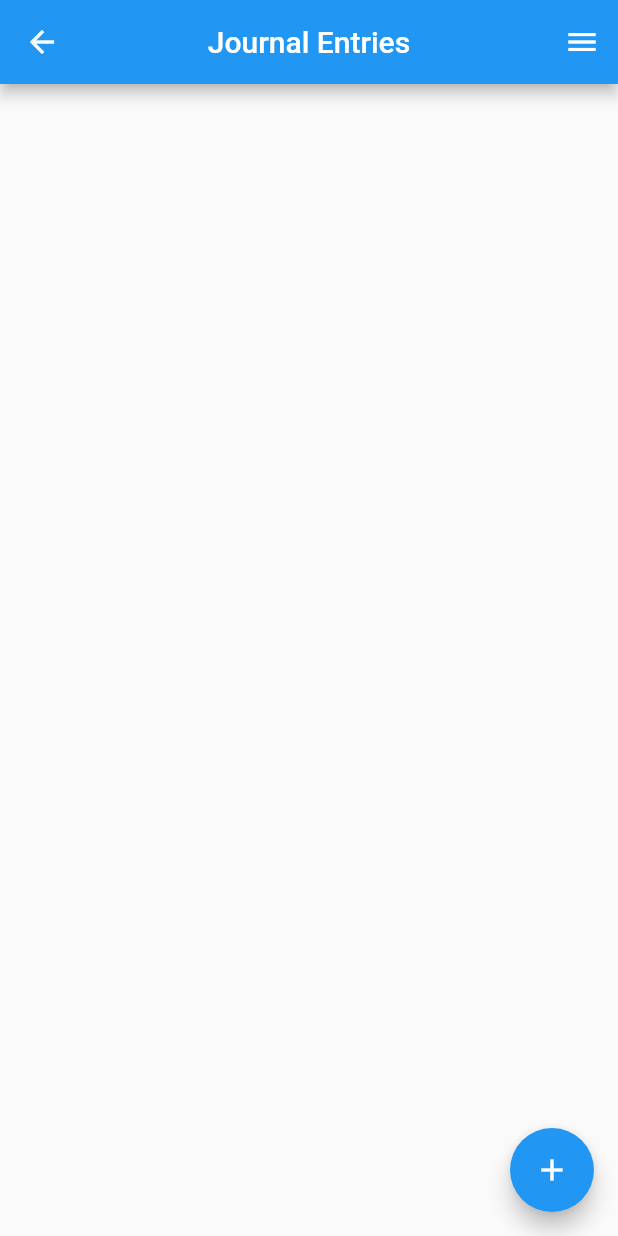
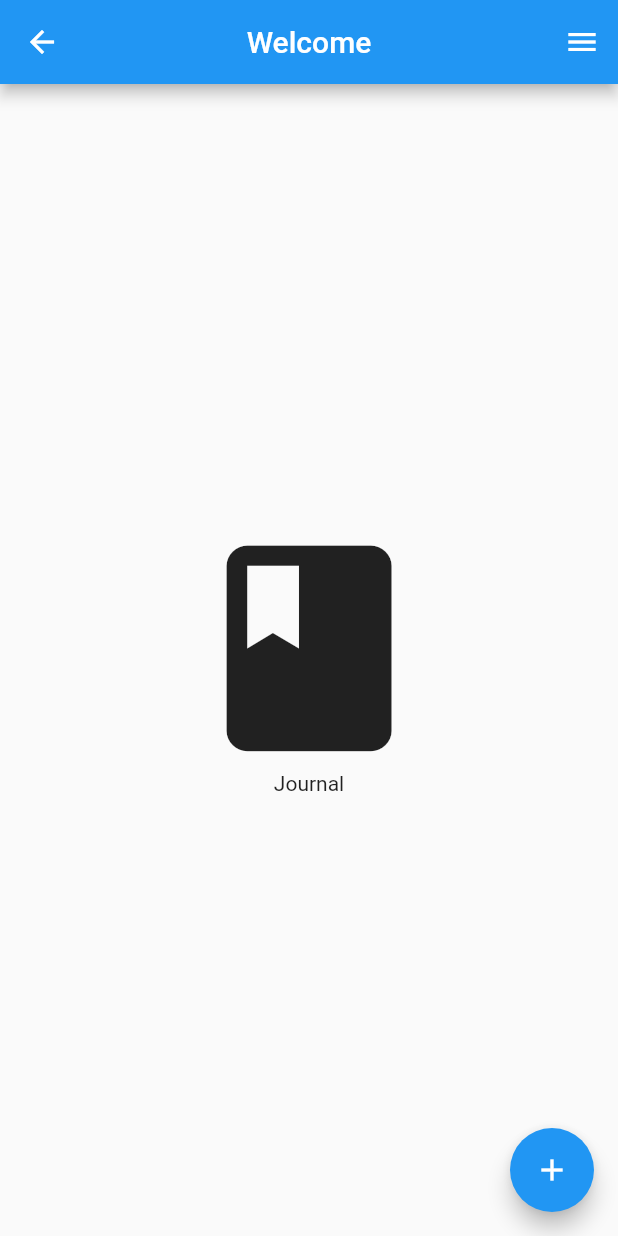
Before and after one commit to anderja8/flutterJournal, a Flutter app: the EntriesScreen screen opened by its route, on a phone screen of 412 x 824 dp. Run offline on Flutter 3.47's test engine with Material 2 defaults, Android fonts, the phone set to English and light mode, and no system bars; our stand-ins replace shared_preferences, sqflite; accounts and stored records are empty.

```diff
--- a/lib/screens/EntriesScreen.dart
+++ b/lib/screens/EntriesScreen.dart
@@ -1,10 +1,9 @@
 import 'package:flutter/cupertino.dart';
 import 'package:flutter/material.dart';
-import 'package:intl/intl.dart';
 import '../JournalFormFAB.dart';
+import '../JournalListWidgets.dart';
 import '../models/JournalEntry.dart';
 import '../services/DatabaseManager.dart';
-import '../screens/DetailsScreen.dart';
 import '../ThemeSelectorDrawer.dart';
 
 class EntriesScreen extends StatefulWidget {
@@ -19,114 +18,33 @@ class _EntriesScreenState extends State<EntriesScreen> {
 
   @override
   Widget build(BuildContext context) {
+    return FutureBuilder(
+        initialData: 0,
+        future: loadJournalEntries(),
+        builder: (context, snapshot) {
           return Scaffold(
             appBar: AppBar(
-        title: const Text('Journal Entries'),
+              title: snapshot.data == 0
+                  ? const Text('Welcome')
+                  : const Text('Journal Entries'),
               centerTitle: true,
             ),
             endDrawer: ThemeSelectorDrawer(),
-      body: FutureBuilder(
-          initialData: false,
-          future: loadJournalEntries(),
-          builder: (context, snapshot) {
-            if (snapshot.data) {
-              return LayoutBuilder(builder: (context, constraints) {
+            body: snapshot.data == 0
+                ? Center(child: journalIcon(context))
+                : LayoutBuilder(builder: (context, constraints) {
                     return constraints.maxWidth >= 600
                         ? JournalListWithDetails(entries)
                         : JournalList(entries: entries, isHorizontal: false);
-              });
-            } else {
-              return CircularProgressIndicator();
-            }
                   }),
             floatingActionButton: JournalFormFAB(),
           );
+        });
   }
 
-  Future<bool> loadJournalEntries() async {
+  Future<int> loadJournalEntries() async {
     final DatabaseManager dbManager = DatabaseManager.getInstance();
     entries = await dbManager.getJournalEntries();
-    return true;
+    return entries.length;
   }
 }
-
-class JournalList extends StatelessWidget {
-  final List<JournalEntry> entries;
-  final bool isHorizontal;
-  final _JournalListWithDetailsState screenState;
-
-  JournalList(
-      {@required this.entries, @required this.isHorizontal, this.screenState});
-
-  @override
-  build(BuildContext context) {
-    return ListView.builder(
-        itemCount: entries.length,
-        itemBuilder: (context, idx) => isHorizontal
-            ? JournalListTile(
-                entry: entries[idx],
-                isHorizontal: isHorizontal,
-                screenState: screenState)
-            : JournalListTile(entry: entries[idx], isHorizontal: isHorizontal));
-  }
-}
-
-class JournalListWithDetails extends StatefulWidget {
-  final List<JournalEntry> entries;
-
-  JournalListWithDetails(this.entries);
-
-  @override
-  _JournalListWithDetailsState createState() => _JournalListWithDetailsState();
-}
-
-class _JournalListWithDetailsState extends State<JournalListWithDetails> {
-  JournalEntry selectedEntry;
-
-  @override
-  build(BuildContext context) {
-    selectedEntry ??= widget.entries[0];
-
-    return Row(children: [
-      Expanded(
-          child: JournalList(
-              entries: widget.entries, isHorizontal: true, screenState: this)),
-      Expanded(child: detailsBody(context, selectedEntry))
-    ]);
-  }
-
-  void refreshState(JournalEntry newSelection) {
-    selectedEntry = newSelection;
-    setState(() {});
-  }
-}
-
-class JournalListTile extends StatelessWidget {
-  final JournalEntry entry;
-  final bool isHorizontal;
-  final DateFormat formatter = DateFormat('EEEE, MMMM dd, yyyy');
-  final _JournalListWithDetailsState screenState;
-
-  JournalListTile(
-      {@required this.entry, @required this.isHorizontal, this.screenState});
-
-  @override
-  Widget build(BuildContext context) {
-    return ListTile(
-      title: Text(entry.getTitle),
-      subtitle: (Text(formatter.format(entry.getDate))),
-      onTap: isHorizontal
-          ? () {
-              screenState.refreshState(entry);
-            }
-          : () {
-              pushDetailsScreen(context);
-            },
-    );
-  }
-
-  void pushDetailsScreen(BuildContext context) {
-    Navigator.of(context)
-        .push(MaterialPageRoute(builder: (context) => DetailsScreen(entry)));
-  }
-}
--- a/lib/services/DatabaseManager.dart
+++ b/lib/services/DatabaseManager.dart
@@ -22,9 +22,6 @@ class DatabaseManager {
 
   static Future initialize() async {
     String schemaCreationCommand = await rootBundle.loadString(SCHEMA_PATH);
-
-    //TODO - remove this when I want persistence
-    await deleteDatabase('journal.db');
 
     final db = await openDatabase(DATABASE_FILENAME, version: 1,
         onCreate: (Database db, int version) async {
```
Also changed, not shown: lib/App.dart (+1 -16 lines), lib/JournalListWidgets.dart (added, +101 -0 lines), lib/screens/WelcomeScreen.dart (deleted, +0 -35 lines). Lines whose indentation alone changed are shown as unchanged.
